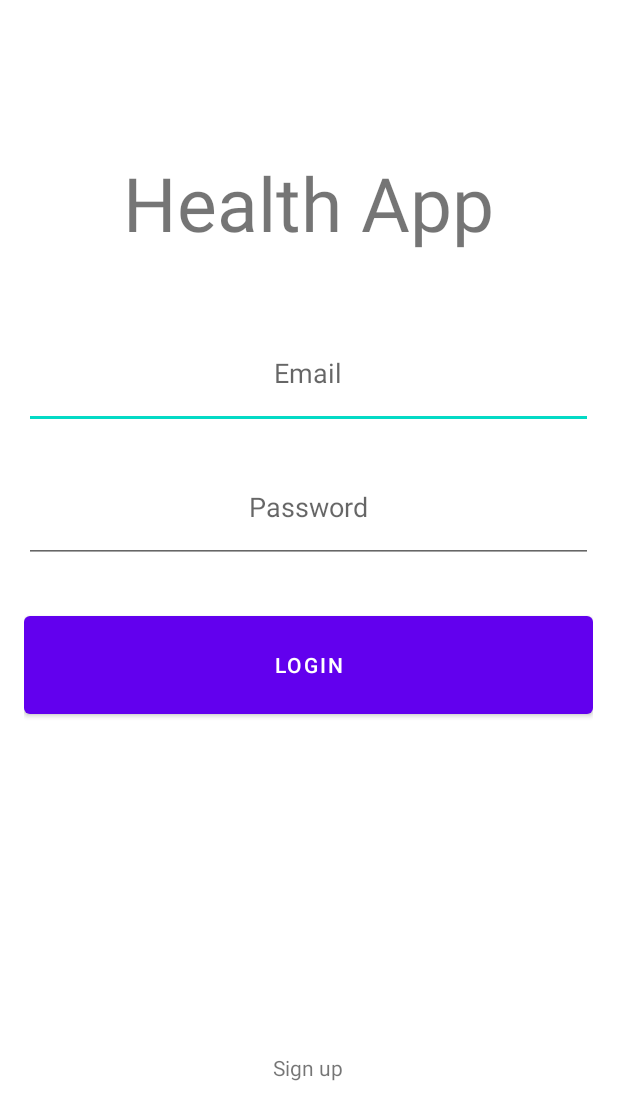
After one commit to son-yu-seoung/2022_KIKOM, an Android app: the layout login_page.xml on its own in the app's theme, with its tools: preview values and no code run, on a phone screen of 412 x 824 dp. The commit adds this screen. Shown: the top 1120 px of the screen. Run offline under Robolectric (Android 15) with nearby library versions, the phone set to English and light mode, and no system bars.

Commit message:
Merge remote-tracking branch 'origin/yuseong' into junpyo
# Conflicts:
#	App/app/src/main/res/layout/activity_main.xml

```diff
--- /dev/null
+++ b/App/app/src/main/res/layout/login_page.xml
@@ -0,0 +1,104 @@
+<?xml version="1.0" encoding="utf-8"?>
+<androidx.constraintlayout.widget.ConstraintLayout xmlns:android="http://schemas.android.com/apk/res/android"
+    android:layout_width="match_parent"
+    android:layout_height="match_parent">
+
+    <LinearLayout
+        android:layout_width="match_parent"
+        android:layout_height="match_parent"
+        android:orientation="horizontal">
+
+        <LinearLayout
+            android:layout_width="wrap_content"
+            android:layout_height="match_parent"
+            android:layout_weight="1"/>
+
+
+        <LinearLayout
+            android:layout_width="wrap_content"
+            android:layout_height="match_parent"
+            android:layout_weight="8"
+            android:orientation="vertical">
+
+            <LinearLayout
+                android:layout_width="match_parent"
+                android:layout_height="wrap_content"
+                android:layout_weight="3"/>
+
+
+            <TextView
+                android:layout_width="match_parent"
+                android:layout_height="wrap_content"
+                android:layout_weight="1"
+                android:text="Health App"
+                android:textSize="50sp"
+                android:gravity="center"/>
+
+
+            <LinearLayout
+                android:layout_width="match_parent"
+                android:layout_height="wrap_content"
+                android:layout_weight="1"/>
+
+            <EditText
+                android:layout_width="match_parent"
+                android:layout_height="wrap_content"
+                android:layout_weight="1"
+                android:hint="Email"
+                android:gravity="center"/>
+
+
+            <LinearLayout
+                android:layout_width="match_parent"
+                android:layout_height="wrap_content"
+                android:layout_weight="0.5"/>
+
+
+            <EditText
+                android:layout_width="match_parent"
+                android:layout_height="wrap_content"
+                android:layout_weight="1"
+                android:hint="Password"
+                android:gravity="center"/>
+
+            <LinearLayout
+                android:layout_width="match_parent"
+                android:layout_height="wrap_content"
+                android:layout_weight="1"/>
+
+
+            <Button
+                android:layout_width="match_parent"
+                android:layout_height="wrap_content"
+                android:layout_weight="1"
+                android:text="Login"
+                android:gravity="center"/>
+
+
+            <LinearLayout
+                android:layout_width="match_parent"
+                android:layout_height="wrap_content"
+                android:layout_weight="7"/>
+
+            <TextView
+                android:layout_width="match_parent"
+                android:layout_height="wrap_content"
+                android:layout_weight="1"
+                android:text="Sign up"
+                android:gravity="center"/>
+
+            <LinearLayout
+                android:layout_width="match_parent"
+                android:layout_height="wrap_content"
+                android:layout_weight="3"/>
+
+        </LinearLayout>
+
+        <LinearLayout
+            android:layout_width="wrap_content"
+            android:layout_height="match_parent"
+            android:layout_weight="1"/>
+
+    </LinearLayout>
+
+</androidx.constraintlayout.widget.ConstraintLayout>
--- a/App/app/src/main/res/layout/lutin_recommend_page.xml
+++ b/App/app/src/main/res/layout/lutin_recommend_page.xml
@@ -43,7 +43,7 @@
                     android:layout_width="wrap_content"
                     android:layout_height="match_parent"
                     android:hint="카테고리를 입력해주세요."
-                    android:background="#D8D8D8"
+                    android:background="@drawable/stroke"
                     android:gravity="center"
                     android:layout_weight="1"/>
 
```
